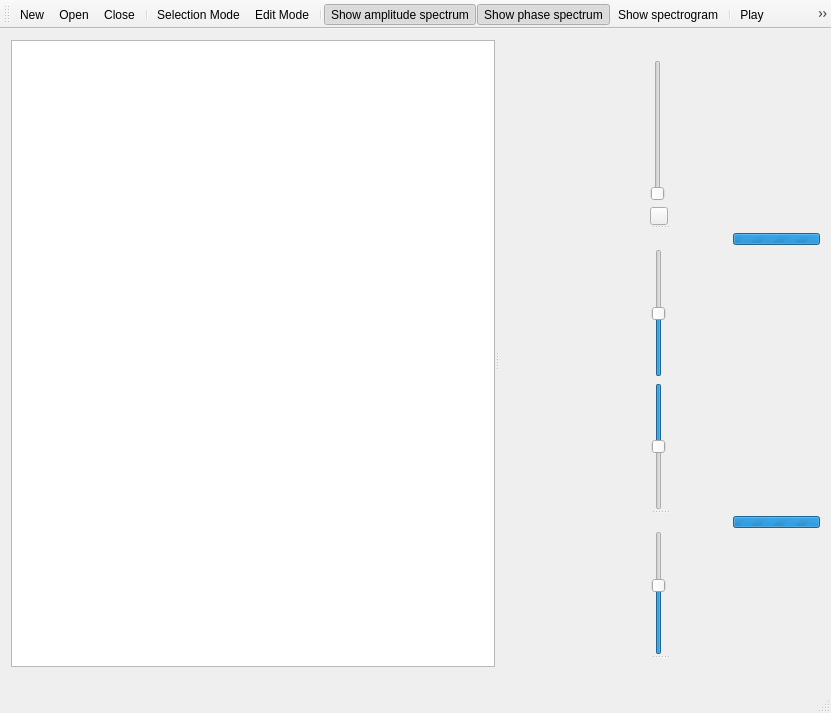
This is src/wmainwindow.ui in gillesdegottex/dfasma as Qt 5 draws it before an edit. The edited form follows.
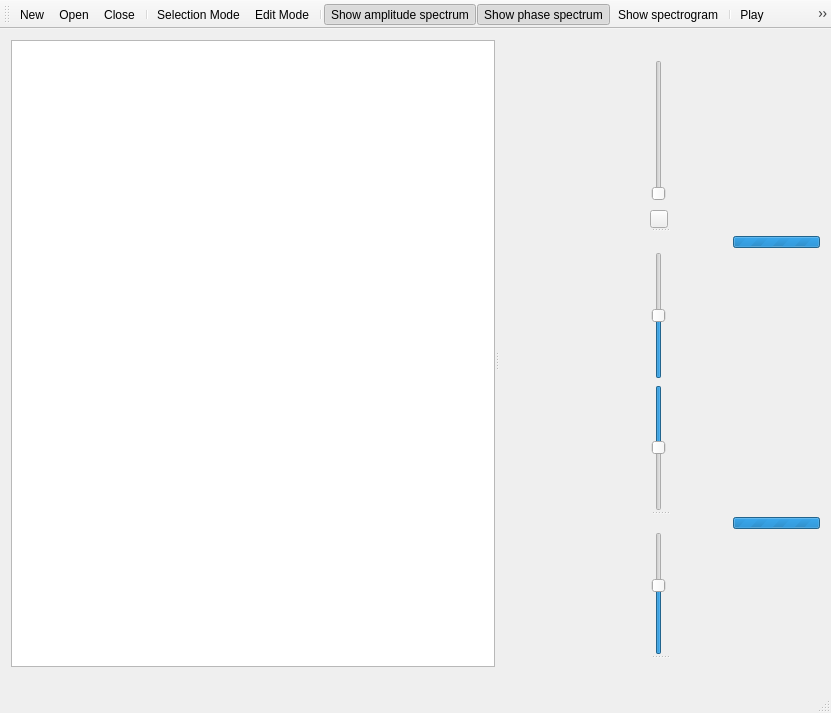
This is the edited form. Icons and pictures are not drawn.

The edit to the form file:
```diff
--- a/src/wmainwindow.ui
+++ b/src/wmainwindow.ui
@@ -128,16 +128,22 @@
          </item>
          <item>
           <layout class="QHBoxLayout" name="horizontalLayout">
+           <property name="spacing">
+            <number>0</number>
+           </property>
            <item>
             <layout class="QVBoxLayout" name="lWaveformToolBar"/>
            </item>
            <item>
             <layout class="QVBoxLayout" name="verticalLayout_12">
+             <property name="spacing">
+              <number>9</number>
+             </property>
              <item>
               <widget class="QSlider" name="sldWaveformAmplitude">
                <property name="maximumSize">
                 <size>
-                 <width>16</width>
+                 <width>18</width>
                  <height>16777215</height>
                 </size>
                </property>
@@ -274,6 +280,9 @@
          </item>
          <item>
           <layout class="QHBoxLayout" name="horizontalLayout_6">
+           <property name="spacing">
+            <number>0</number>
+           </property>
            <item>
             <layout class="QVBoxLayout" name="lSpectrogramToolBar"/>
            </item>
@@ -283,7 +292,7 @@
               <widget class="QSlider" name="sldSpectrogramAmplitudeMax">
                <property name="maximumSize">
                 <size>
-                 <width>16</width>
+                 <width>18</width>
                  <height>16777215</height>
                 </size>
                </property>
@@ -308,7 +317,7 @@
               <widget class="QSlider" name="sldSpectrogramAmplitudeMin">
                <property name="maximumSize">
                 <size>
-                 <width>16</width>
+                 <width>18</width>
                  <height>16777215</height>
                 </size>
                </property>
```
Left out of the diff: 26 changed lines with no effect on the pictures.
